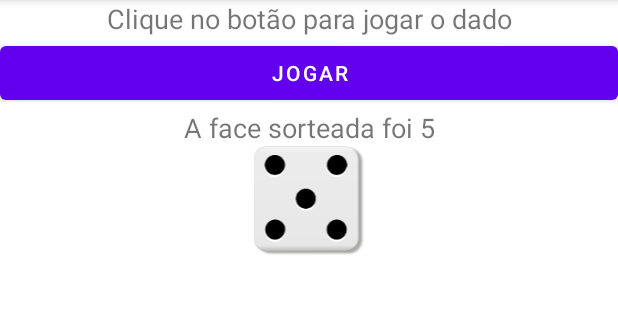
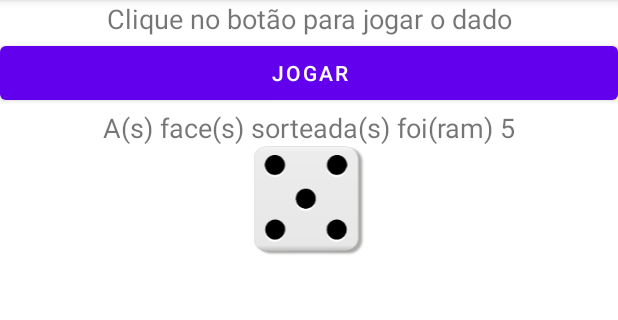
Before and after one commit to imiranda1/ifsp, an Android app: the screen it shows after launch (MainActivity), after a tap on "JOGAR", on a phone screen of 412 x 824 dp, the part 84-404 px from its top. Run offline under Robolectric (Android 15) with nearby library versions, the phone set to English and light mode, and no system bars.

Commit message:
exercício proposto

```diff
--- a/Dados/app/src/main/java/br/com/imiranda/dados/MainActivity.kt
+++ b/Dados/app/src/main/java/br/com/imiranda/dados/MainActivity.kt
@@ -5,6 +5,7 @@ import androidx.appcompat.app.AppCompatActivity
 import android.os.Bundle
 import android.view.Menu
 import android.view.MenuItem
+import android.view.View
 import androidx.activity.result.ActivityResultLauncher
 import androidx.activity.result.contract.ActivityResultContracts
 import br.com.imiranda.dados.databinding.ActivityMainBinding
@@ -13,47 +14,70 @@ import kotlin.random.nextInt
 
 class MainActivity : AppCompatActivity() {
     private lateinit var activityMainBinding: ActivityMainBinding
-    private lateinit var gerardorRamdomico: Random
+    private lateinit var geradorRandomico: Random
+
     private lateinit var settingsActivityLauncher: ActivityResultLauncher<Intent>
+    private var numberOfDices: Int = 1
+    private var numberOfFaces: Int = 6
 
     override fun onCreate(savedInstanceState: Bundle?) {
         super.onCreate(savedInstanceState)
         activityMainBinding = ActivityMainBinding.inflate(layoutInflater)
         setContentView(activityMainBinding.root)
 
+        geradorRandomico = Random(System.currentTimeMillis())
 
-        gerardorRamdomico = Random(System.currentTimeMillis())
+        activityMainBinding.jogarDadoBt.setOnClickListener {
 
-        activityMainBinding.jogarDadoBt.setOnClickListener{
-            val resultado: Int = gerardorRamdomico.nextInt(1..6)
-            "A face sorteada foi $resultado".also{ activityMainBinding.resultadoTv.text = it}
-            val nomeImagem = "dice_${resultado}"
+            val firstResult: Int = geradorRandomico.nextInt(1..numberOfFaces)
+            val msg = "A(s) face(s) sorteada(s) foi(ram) $firstResult".also {
+                activityMainBinding.resultadoTv.text = it
+            }
+            val nomePrimeiraImagem = "dice_$firstResult"
+
             activityMainBinding.resultadoIv.setImageResource(
-                resources.getIdentifier(nomeImagem,"mipmap",packageName)
+                resources.getIdentifier(nomePrimeiraImagem, "mipmap", packageName)
             )
 
+            if (numberOfDices == 2) {
+                val secondResult: Int = geradorRandomico.nextInt(1..numberOfFaces)
+                "$msg e $secondResult".also { activityMainBinding.resultadoTv.text = it }
+                val nomeSegundaImagem = "dice_$secondResult"
+
+                activityMainBinding.resultado2Iv.setImageResource(
+                    resources.getIdentifier(nomeSegundaImagem, "mipmap", packageName)
+                )
+                if (numberOfFaces <= 6) {
+                    activityMainBinding.resultado2Iv.visibility = View.VISIBLE
+                } else {
+                    activityMainBinding.resultadoIv.visibility = View.GONE
+                    activityMainBinding.resultado2Iv.visibility = View.GONE
+                }
+            } else if (numberOfFaces > 6) {
+                activityMainBinding.resultadoIv.visibility = View.GONE
+                activityMainBinding.resultado2Iv.visibility = View.GONE
+            } else {
+                activityMainBinding.resultado2Iv.visibility = View.GONE
+            }
         }
-
-        settingsActivityLauncher = registerForActivityResult(ActivityResultContracts.StartActivityForResult()){ result ->
-            if(result.resultCode == RESULT_OK){
-                //modificações na view
-                if(result.data != null){
-                   val configuracao:Configuracao? =  result.data?.getParcelableExtra<Configuracao>(Intent.EXTRA_USER)
-                    //Exercicio.. Modificação da view.
-
+        settingsActivityLauncher = registerForActivityResult(ActivityResultContracts.StartActivityForResult()) { result ->
+            if (result.resultCode == RESULT_OK) {
+                if (result.data != null) {
+                    val configuracao: Configuracao? = result.data?.getParcelableExtra<Configuracao>(Intent.EXTRA_USER)
+                    numberOfDices = configuracao!!.numeroDado
+                    numberOfFaces = configuracao!!.numeroFaces
                 }
             }
         }
     }
 
-
     override fun onCreateOptionsMenu(menu: Menu?): Boolean {
-        menuInflater.inflate(R.menu.main_menu,menu)
-        return super.onCreateOptionsMenu(menu)
+        menuInflater.inflate(R.menu.main_menu, menu)
+        return true
     }
 
     override fun onOptionsItemSelected(item: MenuItem): Boolean {
-        if(item.itemId == R.id.settingsMi){
+        if (item.itemId == R.id.settingsMi) {
             val settingsIntent = Intent(this, SettingsActivity::class.java)
             settingsActivityLauncher.launch(settingsIntent)
             return true
--- a/Dados/app/src/main/res/layout/activity_main.xml
+++ b/Dados/app/src/main/res/layout/activity_main.xml
@@ -44,4 +44,12 @@
         app:layout_constraintRight_toRightOf="parent"
         app:layout_constraintTop_toBottomOf="@id/resultadoTv"
     />
+    <ImageView
+        android:id="@+id/resultado2Iv"
+        android:layout_width="0dp"
+        android:layout_height="wrap_content"
+        app:layout_constraintLeft_toLeftOf="parent"
+        app:layout_constraintRight_toRightOf="parent"
+        app:layout_constraintTop_toBottomOf="@id/resultadoIv"
+        />
 </androidx.constraintlayout.widget.ConstraintLayout>
--- a/Dados/app/src/main/res/layout/activity_settings.xml
+++ b/Dados/app/src/main/res/layout/activity_settings.xml
@@ -27,7 +27,7 @@
         android:id="@+id/numeroFacesTv"
         android:layout_width="0dp"
         android:layout_height="wrap_content"
-        android:text="Entre com  o número de dados"
+        android:text="Entre com  o número de faces"
         app:layout_constraintLeft_toLeftOf="parent"
         app:layout_constraintRight_toRightOf="parent"
         app:layout_constraintTop_toBottomOf="@id/numeroDadosSp"
```
